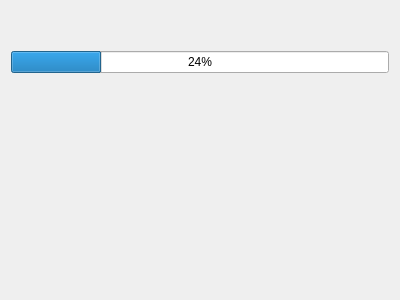
Before: the Qt Designer form UI/forms/AutoConfigTestPage.ui in ty2570/obs-studio, drawn with Qt 5.
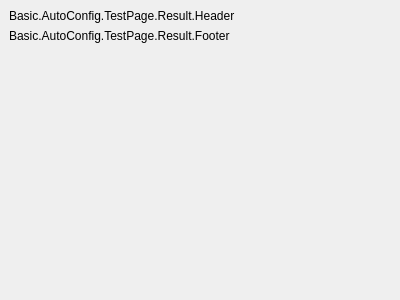
After: the same form once the commit is applied. The open tabs and pages were chosen to show the change.

Commit message: Add more auto-config madness

```diff
--- a/UI/forms/AutoConfigTestPage.ui
+++ b/UI/forms/AutoConfigTestPage.ui
@@ -14,6 +14,25 @@
    <string notr="true"/>
   </property>
   <layout class="QVBoxLayout" name="verticalLayout">
+   <property name="leftMargin">
+    <number>0</number>
+   </property>
+   <property name="topMargin">
+    <number>0</number>
+   </property>
+   <property name="rightMargin">
+    <number>0</number>
+   </property>
+   <property name="bottomMargin">
+    <number>0</number>
+   </property>
+   <item>
+    <widget class="QStackedWidget" name="stackedWidget">
+     <property name="currentIndex">
+      <number>2</number>
+     </property>
+     <widget class="QWidget" name="testPage">
+      <layout class="QVBoxLayout" name="verticalLayout_2">
    <item>
     <widget class="QLabel" name="progressLabel">
      <property name="text">
@@ -47,6 +66,73 @@
       </size>
      </property>
     </spacer>
+       </item>
+      </layout>
+     </widget>
+     <widget class="QWidget" name="finishPage">
+      <layout class="QVBoxLayout" name="finishPageLayout">
+       <item>
+        <widget class="QLabel" name="finalResultLabel">
+         <property name="sizePolicy">
+          <sizepolicy hsizetype="Preferred" vsizetype="Maximum">
+           <horstretch>0</horstretch>
+           <verstretch>0</verstretch>
+          </sizepolicy>
+         </property>
+         <property name="text">
+          <string>Basic.AutoConfig.TestPage.Result.Header</string>
+         </property>
+         <property name="wordWrap">
+          <bool>true</bool>
+         </property>
+        </widget>
+       </item>
+       <item>
+        <widget class="QLabel" name="finalResultLabel_2">
+         <property name="text">
+          <string>Basic.AutoConfig.TestPage.Result.Footer</string>
+         </property>
+         <property name="alignment">
+          <set>Qt::AlignLeading|Qt::AlignLeft|Qt::AlignTop</set>
+         </property>
+         <property name="wordWrap">
+          <bool>true</bool>
+         </property>
+        </widget>
+       </item>
+       <item>
+        <spacer name="verticalSpacer_2">
+         <property name="orientation">
+          <enum>Qt::Vertical</enum>
+         </property>
+         <property name="sizeHint" stdset="0">
+          <size>
+           <width>20</width>
+           <height>40</height>
+          </size>
+         </property>
+        </spacer>
+       </item>
+      </layout>
+     </widget>
+     <widget class="QWidget" name="errorPage">
+      <layout class="QVBoxLayout" name="verticalLayout_3">
+       <item>
+        <widget class="QLabel" name="errorLabel">
+         <property name="text">
+          <string notr="true"/>
+         </property>
+         <property name="alignment">
+          <set>Qt::AlignLeading|Qt::AlignLeft|Qt::AlignTop</set>
+         </property>
+         <property name="wordWrap">
+          <bool>true</bool>
+         </property>
+        </widget>
+       </item>
+      </layout>
+     </widget>
+    </widget>
    </item>
   </layout>
  </widget>
```
Lines whose indentation alone changed are shown as unchanged. The commit also changes 11 other files.
